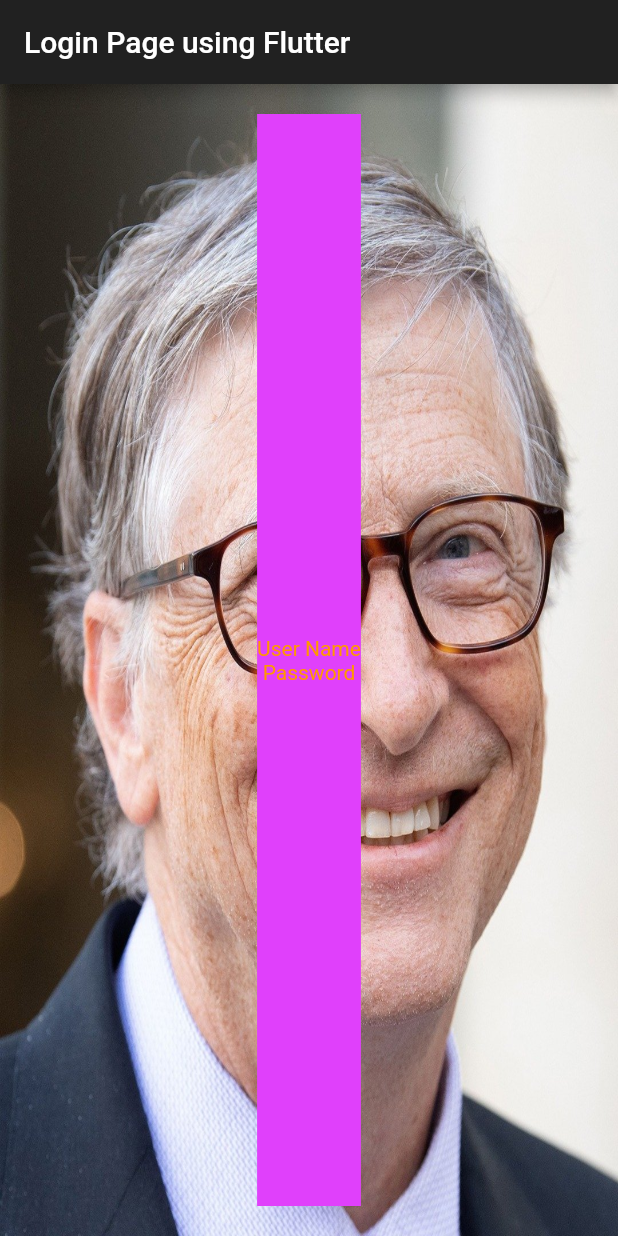
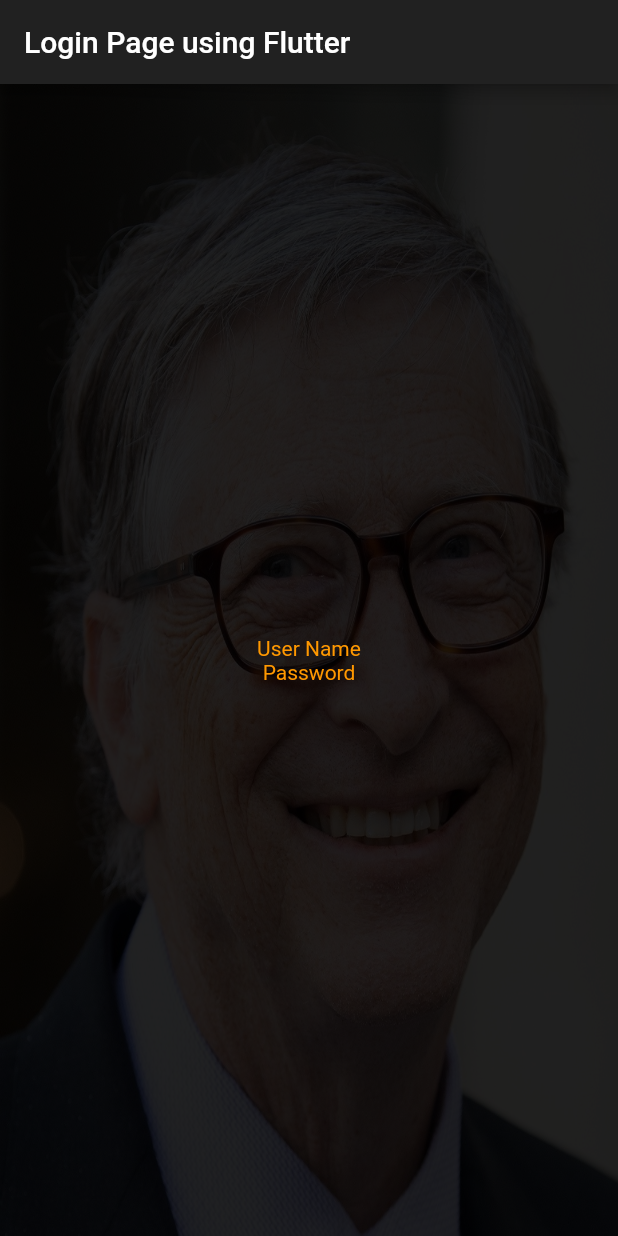
Before and after one commit to bhavikvashi1804/flutter_loginPage, a Flutter app: the screen it shows after launch, on a phone screen of 412 x 824 dp. Run offline on Flutter 3.47's test engine with Material 2 defaults, Android fonts, the phone set to English and light mode, and no system bars.

Commit message:
Background Image Opacity change

```diff
--- a/lib/main.dart
+++ b/lib/main.dart
@@ -31,11 +31,15 @@ class _LoginPageState extends State<LoginPage> {
             image:new AssetImage('assets/bill.jpg'),
             fit: BoxFit.fill,
             //to fit image to whole screen
+            color: Colors.black87,
+            colorBlendMode: BlendMode.darken,
+            //to change opacity of background image
+
           ),
           Center(
               child: Container(
                 margin: EdgeInsets.all(20.0),
-                color: Colors.purpleAccent,
+
                 child: Column(
                   mainAxisAlignment: MainAxisAlignment.center,
                   children: <Widget>[
```
